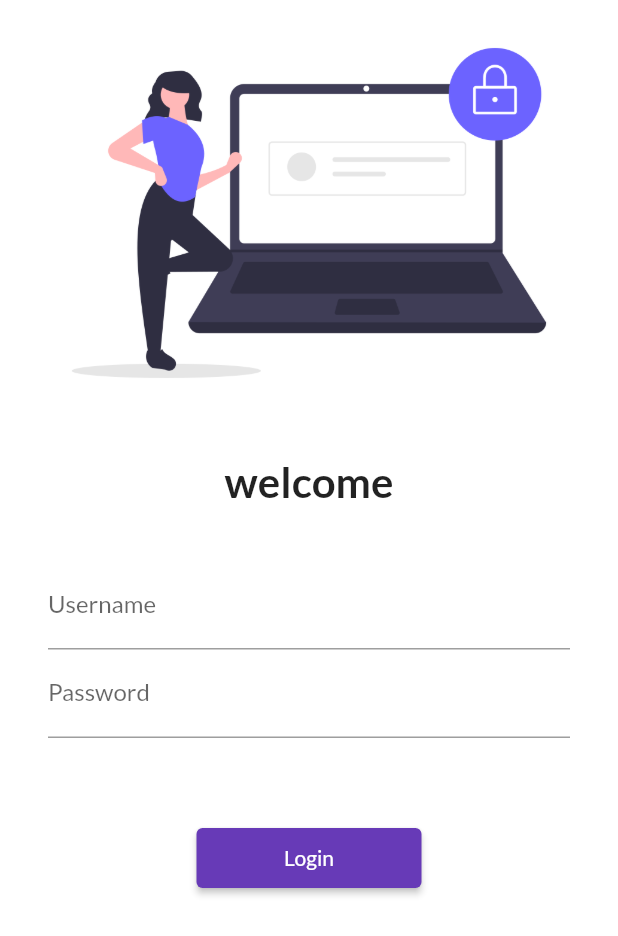
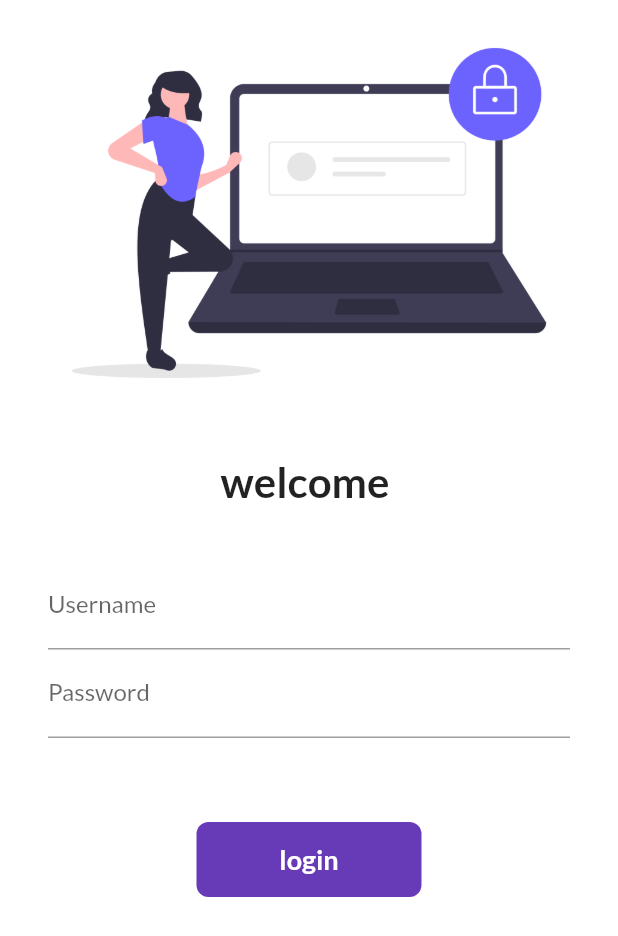
Before and after one commit to Rahulsinghkhatri/FIRST_FLUTTER_APP, a Flutter app: the screen it shows after launch, on a phone screen of 412 x 824 dp. Shown: the top 936 px of the screen. Run offline on Flutter 3.47's test engine with Material 2 defaults, Android fonts, the phone set to English and light mode, and no system bars; our stand-ins replace google_fonts.

Commit message:
day6 completed

```diff
--- a/flutter_application_1/lib/pages/login_page.dart
+++ b/flutter_application_1/lib/pages/login_page.dart
@@ -1,7 +1,15 @@
 import 'package:flutter/material.dart';
 import 'package:flutter_application_1/utils/routes.dart';
 
-class LoginPage extends StatelessWidget {
+class LoginPage extends StatefulWidget {
+  @override
+  State<LoginPage> createState() => _LoginPageState();
+}
+
+class _LoginPageState extends State<LoginPage> {
+  String name = "";
+  bool changeButton = false;
+
   @override
   Widget build(BuildContext context) {
     return Material(
@@ -17,7 +25,7 @@ class LoginPage extends StatelessWidget {
               height: 20.0,
             ),
             Text(
-              "welcome",
+              "welcome $name",
               style: TextStyle(
                 fontSize: 28,
                 fontWeight: FontWeight.bold,
@@ -34,6 +42,11 @@ class LoginPage extends StatelessWidget {
                   TextFormField(
                     decoration: InputDecoration(
                         hintText: "Enter Username", labelText: "Username"),
+                    onChanged: (value) {
+                      //on writing username it will add to welcome
+                      name = value;
+                      setState(() {}); //call build method again
+                    },
                   ),
                   TextFormField(
                     obscureText: true,
@@ -46,13 +59,47 @@ class LoginPage extends StatelessWidget {
                 ],
               ),
             ),
-            ElevatedButton(
-              onPressed: () {
+
+            InkWell(
+              onTap: () async {
+                setState(() {
+                  changeButton = true;
+                });
+                await Future.delayed(Duration(
+                    seconds: 1)); //after one second we will land to home page
                 Navigator.pushNamed(context, MyRoutes.homeRoute);
               },
-              child: Text("Login"),
-              style: TextButton.styleFrom(minimumSize: Size(150, 40)),
-            ),
+              child: AnimatedContainer(
+                duration: Duration(seconds: 1),
+                width: changeButton ? 50 : 150,
+                height: 50,
+                alignment: Alignment.center,
+                child: changeButton
+                    ? Icon(
+                        Icons.done,
+                        color: Colors.white,
+                      )
+                    : Text(
+                        "login",
+                        style: TextStyle(
+                            color: Colors.white,
+                            fontWeight: FontWeight.bold,
+                            fontSize: 18),
+                      ),
+                decoration: BoxDecoration(
+                    color: Colors.deepPurple,
+                    // shape:
+                    //changeButton ? BoxShape.circle:BoxShape.rectangle,
+                    borderRadius: BorderRadius.circular(changeButton ? 50 : 8)),
+              ),
+            )
+            // ElevatedButton(
+            //   onPressed: () {
+            //   Navigator.pushNamed(context, MyRoutes.homeRoute);
+            //   },
+            //   child: Text("Login"),
+            //   style: TextButton.styleFrom(minimumSize: Size(150, 40)),
+            // ),
           ],
         ),
       ),
```
